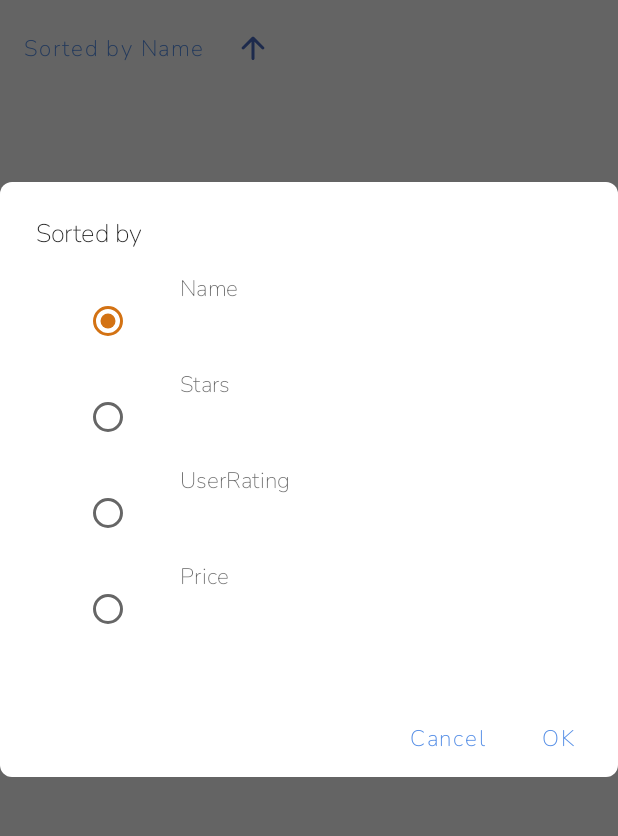
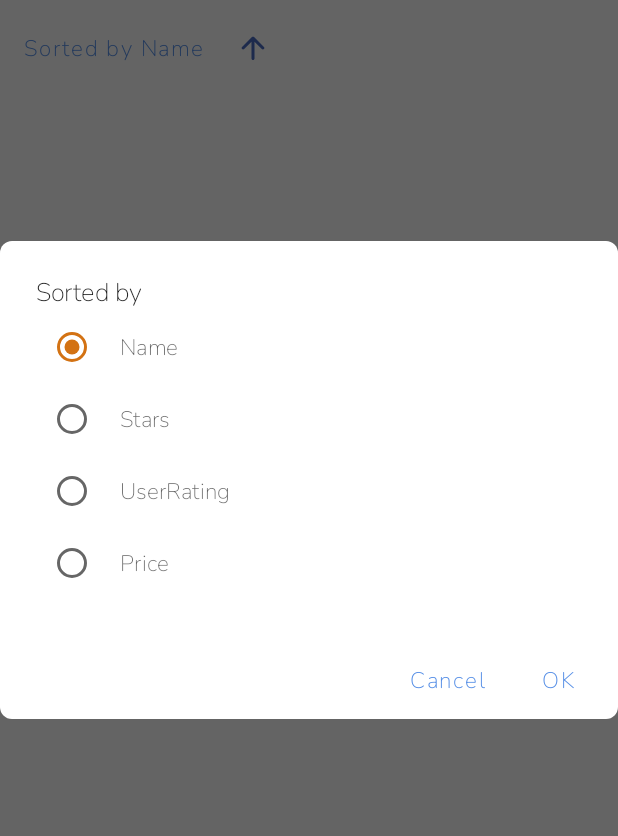
Before and after one commit to Barros9/HotelNow, an Android app built with Jetpack Compose: the HomeScreen screen opened through its navigation route, after a tap on an icon or button, on a phone screen of 412 x 824 dp, the part 138-974 px from its top. Run offline under Robolectric (Android 15) with nearby library versions, the phone set to English and light mode, and no system bars; our stand-ins replace Dagger/Hilt's generated code; libraries missing offline, so code that uses them is left out: com.skydoves.landscapist.

Commit message:
Dialog style

```diff
--- a/app/src/main/java/com/barros9/hotelnow/ui/home/HomeScreen.kt
+++ b/app/src/main/java/com/barros9/hotelnow/ui/home/HomeScreen.kt
@@ -208,7 +208,7 @@ fun SortOptions(
         Column {
             SortType.values().forEach { sortType ->
                 Row(
-                    Modifier
+                    modifier = Modifier
                         .fillMaxWidth()
                         .selectable(
                             selected = (sortType == sortTypeSelectedRemember),
@@ -216,12 +216,11 @@ fun SortOptions(
                                 onSelectSortTypeOptionRemember(sortType)
                                 onSelectSortTypeOption(sortType)
                             }
-                        )
-                        .padding(horizontal = 16.dp)
+                        ),
+                    verticalAlignment = Alignment.CenterVertically
                 ) {
                     RadioButton(
-                        modifier = Modifier.padding(8.dp),
-                        selected = (sortType == sortTypeSelectedRemember),
+                        selected = sortType == sortTypeSelectedRemember,
                         onClick = {
                             onSelectSortTypeOptionRemember(sortType)
                             onSelectSortTypeOption(sortType)
@@ -229,7 +228,7 @@ fun SortOptions(
                     )
                     Text(
                         text = sortType.name,
-                        modifier = Modifier.padding(start = 16.dp)
+                        modifier = Modifier.padding(start = 8.dp)
                     )
                 }
             }
```
